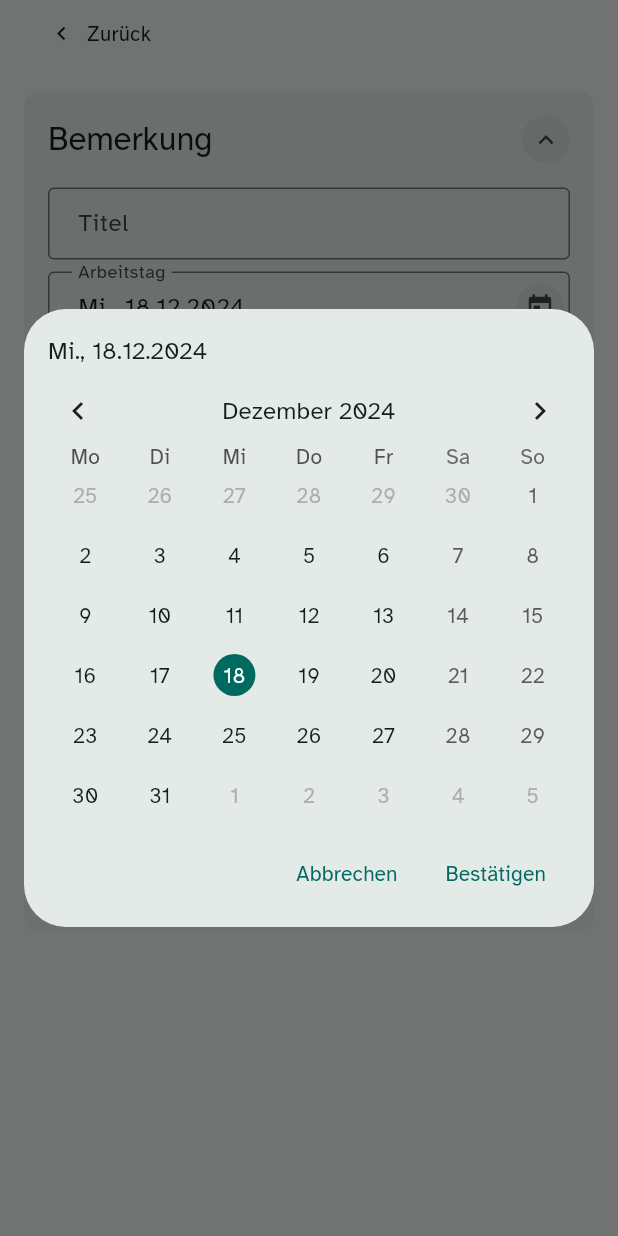
After one commit to jannis15/paper-cv, a Flutter app: the FloorOverviewScreen screen opened directly, after a tap on the "expand more" icon, after a tap on "Arbeitstag", on a phone screen of 412 x 824 dp. The commit adds this screen. Run offline on Flutter 3.47's test engine with Material 3 defaults, Android fonts, the phone set to English and light mode, and no system bars; drawn by our look-alikes of table_calendar; our stand-ins replace camera, dio, drift, drift_flutter, flutter_riverpod, font_awesome_flutter and 9 more; missing offline and left inert: dart:html, file_icon, flutter_logs, gal, timeago_flutter; accounts and stored records are empty; generated files the repository leaves out were written again.

Commit message:
add date picker for work day

```diff
--- /dev/null
+++ b/frontend/lib/components/floor_date_picker.dart
@@ -0,0 +1,71 @@
+import 'package:flutter/material.dart';
+import 'package:intl/intl.dart';
+import 'package:paper_cv/components/floor_icon_button.dart';
+import 'package:paper_cv/components/floor_text_field.dart';
+import 'package:paper_cv/config/config.dart';
+import 'package:paper_cv/utils/widget_utils.dart';
+
+class FloorDatePicker extends StatefulWidget {
+  final DateTime? value;
+  final Function(DateTime dateTime) onSetValue;
+  final String? labelText;
+  final Widget? overlayPicker;
+
+  const FloorDatePicker({super.key, this.value, required this.onSetValue, this.labelText, this.overlayPicker});
+
+  @override
+  State<FloorDatePicker> createState() => _FloorDatePickerState();
+}
+
+class _FloorDatePickerState extends State<FloorDatePicker> {
+  String _toDateString(DateTime date) => DateFormat.yMEd('de').format(date);
+
+  @override
+  Widget build(BuildContext context) {
+    void pickDate() async {
+      final currentDate = DateTime.now();
+
+      late final DateTime? resultValue;
+      if (widget.overlayPicker != null) {
+        resultValue = await showDialog<DateTime>(context: context, builder: (context) => widget.overlayPicker!);
+      } else {
+        resultValue = await showDatePicker(
+          context: context,
+          fieldHintText: 'TT.MM.JJJJ',
+          firstDate: DateTime(2000),
+          lastDate: DateTime(2099, 12, 31),
+          currentDate: currentDate,
+          initialDate: widget.value,
+        );
+      }
+
+      if (resultValue != null) {
+        widget.onSetValue(resultValue);
+      }
+    }
+
+    return InkWell(
+      onTap: () {},
+      child: FloorTextField(
+        text: widget.value != null ? _toDateString(widget.value!) : null,
+        readOnly: true,
+        onTap: pickDate,
+        style: textTheme.bodyLarge,
+        decoration: InputDecoration(
+          contentPadding: AppSizes.inputPadding,
+          border: OutlineInputBorder(),
+          labelText: widget.labelText ?? 'Datum',
+          suffixIconConstraints: BoxConstraints(maxWidth: AppSizes.kIconButtonSize + AppSizes.kMinInputGap, maxHeight: AppSizes.kIconButtonSize),
+          suffixIcon: Padding(
+            padding: const EdgeInsets.only(right: AppSizes.kMinInputGap),
+            child: FloorIconButton(
+              iconData: Icons.today,
+              tooltip: 'Datum ändern',
+              onPressed: pickDate,
+            ),
+          ),
+        ),
+      ),
+    );
+  }
+}
--- /dev/null
+++ b/frontend/lib/components/floor_date_picker_dialog.dart
@@ -0,0 +1,119 @@
+import 'package:collection/collection.dart';
+import 'package:flutter/material.dart';
+import 'package:intl/intl.dart';
+import 'package:paper_cv/components/floor_buttons.dart';
+import 'package:paper_cv/config/config.dart';
+import 'package:paper_cv/utils/list_utils.dart';
+import 'package:paper_cv/utils/widget_utils.dart';
+import 'package:table_calendar/table_calendar.dart';
+
+class FloorDatePickerDialog extends StatefulWidget {
+  final DateTime? selectedDay;
+  final List<DateTime>? holidays;
+
+  const FloorDatePickerDialog({super.key, this.selectedDay, this.holidays});
+
+  @override
+  State<FloorDatePickerDialog> createState() => _FloorDatePickerDialogState();
+}
+
+class _FloorDatePickerDialogState extends State<FloorDatePickerDialog> {
+  final CalendarFormat _calendarFormat = CalendarFormat.month;
+  late DateTime _focusedDay = widget.selectedDay ?? DateTime.now();
+  late DateTime? _selectedDay = widget.selectedDay;
+  late final List<DateTime> _holidays = widget.holidays ?? [];
+
+  bool _isHoliday(DateTime day) => _holidays.firstWhereOrNull((element) => isSameDay(element, day)) != null;
+
+  @override
+  Widget build(BuildContext context) {
+    return Dialog(
+      insetPadding: EdgeInsets.all(AppSizes.kGap),
+      child: SizedBox(
+        width: 600,
+        child: SingleChildScrollView(
+          padding: EdgeInsets.all(AppSizes.kGap),
+          child: ColumnGap(
+            gap: AppSizes.kGap,
+            crossAxisAlignment: CrossAxisAlignment.stretch,
+            children: [
+              ColumnGap(
+                mainAxisSize: MainAxisSize.min,
+                crossAxisAlignment: CrossAxisAlignment.stretch,
+                gap: AppSizes.kSmallGap,
+                children: [
+                  Text(
+                    _selectedDay != null ? DateFormat.yMEd('de').format(_selectedDay!) : 'Kein Datum ausgewählt',
+                    style: textTheme.titleMedium?.copyWith(color: _selectedDay != null ? colorScheme.onSurface : colorScheme.outlineVariant),
+                  ),
+                  SizedBox(
+                    width: MediaQuery.of(context).size.width - (AppSizes.kGap * 2),
+                    height: 300,
+                    child: TableCalendar(
+                      locale: 'de',
+                      rowHeight: 40,
+                      calendarFormat: _calendarFormat,
+                      availableCalendarFormats: {CalendarFormat.month: 'Monat'},
+                      headerStyle: HeaderStyle(
+                        titleCentered: true,
+                        titleTextStyle: textTheme.titleMedium!.copyWith(overflow: TextOverflow.ellipsis),
+                        headerMargin: EdgeInsets.zero,
+                        headerPadding: EdgeInsets.zero,
+                        leftChevronPadding: EdgeInsets.all(AppSizes.kSmallGap),
+                        leftChevronMargin: EdgeInsets.zero,
+                        rightChevronPadding: EdgeInsets.all(AppSizes.kSmallGap),
+                        rightChevronMargin: EdgeInsets.zero,
+                      ),
+                      selectedDayPredicate: (day) => isSameDay(_selectedDay, day),
+                      holidayPredicate: _isHoliday,
+                      onDaySelected: (selectedDay, focusedDay) {
+                        _selectedDay = selectedDay;
+                        setState(() {});
+                      },
+                      calendarStyle: CalendarStyle(
+                        todayDecoration: ShapeDecoration(
+                            shape: CircleBorder(side: BorderSide(color: colorScheme.primary)),
+                            color: _isHoliday(DateTime.now()) ? Colors.amber : Colors.transparent),
+                        todayTextStyle: TextStyle(color: _isHoliday(DateTime.now()) ? Colors.black : colorScheme.onSurface),
+                        selectedDecoration: ShapeDecoration(shape: CircleBorder(), color: colorScheme.primary),
+                        selectedTextStyle: TextStyle(color: colorScheme.onPrimary),
+                        holidayDecoration: ShapeDecoration(shape: CircleBorder(), color: Colors.amber),
+                        holidayTextStyle: TextStyle(color: Colors.black),
+                      ),
+                      onPageChanged: (focusedDay) {
+                        _focusedDay = focusedDay;
+                      },
+                      firstDay: DateTime.utc(2000, 1, 1),
+                      lastDay: DateTime.utc(2099, 12, 31),
+                      startingDayOfWeek: StartingDayOfWeek.monday,
+                      focusedDay: _focusedDay,
+                    ),
+                  ),
+                  Row(
+                    mainAxisAlignment: MainAxisAlignment.end,
+                    children: [
+                      FloorTransparentButton(
+                        foregroundColor: colorScheme.primary,
+                        onPressed: () {
+                          Navigator.of(context).pop();
+                        },
+                        text: 'Abbrechen',
+                      ),
+                      FloorTransparentButton(
+                        foregroundColor: colorScheme.primary,
+                        onPressed: () {
+                          Navigator.of(context).pop(_selectedDay);
+                        },
+                        text: 'Bestätigen',
+                      ),
+                    ],
+                  ),
+                ],
+              ),
+            ],
+          ),
+        ),
+      ),
+    );
+  }
+}
--- a/frontend/lib/data/sources/local/database.dart
+++ b/frontend/lib/data/sources/local/database.dart
@@ -93,6 +93,7 @@ class FloorDatabase extends _$FloorDatabase with DbMixin {
         notes: tbDocumentRow.notes,
         createdAt: tbDocumentRow.createdAt,
         modifiedAt: tbDocumentRow.modifiedAt,
+        documentDate: tbDocumentRow.documentDate,
         captures: captures,
         scans: scans,
         reports: reports,
@@ -136,6 +137,7 @@ class FloorDatabase extends _$FloorDatabase with DbMixin {
             notes: Value(form.notes),
             createdAt: Value(form.createdAt ?? now),
             modifiedAt: Value(now),
+            documentDate: Value(form.documentDate),
             isExample: Value.absentIfNull(isExample),
           ),
         );
--- a/frontend/lib/data/sources/local/migration.dart
+++ b/frontend/lib/data/sources/local/migration.dart
@@ -20,6 +20,7 @@ extension Migration on FloorDatabase {
             title: 'Dokument',
             createdAt: now,
             modifiedAt: now,
+            documentDate: now,
             captures: [
               SelectedFile(
                 filename: 'Beispiel.jpg',
--- a/frontend/lib/data/sources/local/tables.dart
+++ b/frontend/lib/data/sources/local/tables.dart
@@ -13,6 +13,8 @@ class TbDocument extends Table {
   DateTimeColumn get createdAt => dateTime()();
 
   DateTimeColumn get modifiedAt => dateTime()();
+
+  DateTimeColumn get documentDate => dateTime().nullable()();
 
   BoolColumn get isExample => boolean().withDefault(Constant(false))();
 
--- a/frontend/lib/domain/floor_models.dart
+++ b/frontend/lib/domain/floor_models.dart
@@ -9,6 +9,7 @@ class DocumentForm {
   List<SelectedFile> reports = [];
   DateTime? createdAt;
   DateTime? modifiedAt;
+  DateTime? documentDate;
 
   DocumentForm({
     this.uuid,
@@ -19,6 +20,7 @@ class DocumentForm {
     List<SelectedFile>? reports,
     this.createdAt,
     this.modifiedAt,
+    this.documentDate,
   })  : captures = captures ?? [],
         scans = scans ?? [],
         reports = reports ?? [];
--- a/frontend/lib/presentation/floor_overview_screen.dart
+++ b/frontend/lib/presentation/floor_overview_screen.dart
@@ -4,6 +4,8 @@ import 'package:paper_cv/components/floor_app_bar.dart';
 import 'package:paper_cv/components/floor_attachment_card.dart';
 import 'package:paper_cv/components/floor_buttons.dart';
 import 'package:paper_cv/components/floor_card.dart';
+import 'package:paper_cv/components/floor_date_picker.dart';
+import 'package:paper_cv/components/floor_date_picker_dialog.dart';
 import 'package:paper_cv/components/floor_file_picker.dart';
 import 'package:paper_cv/components/floor_icon_button.dart';
 import 'package:paper_cv/components/floor_layout_body.dart';
@@ -52,7 +54,8 @@ class _FloorOverviewScreenState extends State<FloorOverviewScreen> {
     if (_isLoading) {
       _asyncInit();
     } else {
-      _form = DocumentForm();
+      final now = DateTime.now();
+      _form = DocumentForm(documentDate: now);
     }
     super.initState();
   }
@@ -285,6 +288,16 @@ class _FloorOverviewScreenState extends State<FloorOverviewScreen> {
                                                     },
                                                     decoration: outlinedInputDecoration(labelText: 'Titel'),
                                                   ),
+                                                  FloorDatePicker(
+                                                    labelText: 'Arbeitstag',
+                                                    value: _form.documentDate,
+                                                    onSetValue: (dateTime) {
+                                                      _form.documentDate = dateTime;
+                                                      _setIsDirty();
+                                                      setState(() {});
+                                                    },
+                                                    overlayPicker: FloorDatePickerDialog(selectedDay: _form.documentDate),
+                                                  ),
                                                   FloorTextField(
                                                     text: _form.notes,
                                                     onChanged: (value) {
--- a/frontend/pubspec.yaml
+++ b/frontend/pubspec.yaml
@@ -32,6 +32,7 @@ dependencies:
   pdf: ^3.11.1
   permission_handler: ^11.3.1
   shared_preferences: ^2.3.2
+  table_calendar: ^3.1.3
   timeago: ^3.7.0
   timeago_flutter: ^3.7.0
   url_launcher: ^6.3.1
```
Also changed, not shown: frontend/lib/data/sources/local/database.g.dart.
